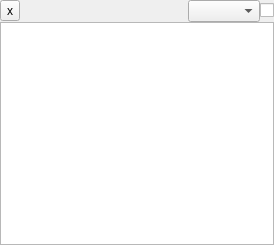
Before: the Qt Designer form entrywidget.ui in ChrisPenner/scratch, drawn with Qt 5.
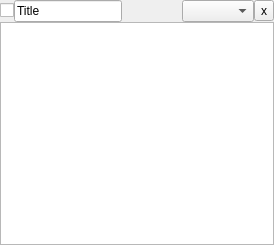
After: the same form once the commit is applied.

```diff
--- a/entrywidget.ui
+++ b/entrywidget.ui
@@ -23,9 +23,25 @@
    <item>
     <layout class="QHBoxLayout" name="horizontalLayout">
      <item>
-      <widget class="QToolButton" name="btn_Delete">
+      <widget class="QCheckBox" name="selectBox">
+       <property name="sizePolicy">
+        <sizepolicy hsizetype="Maximum" vsizetype="Fixed">
+         <horstretch>0</horstretch>
+         <verstretch>0</verstretch>
+        </sizepolicy>
+       </property>
+       <property name="layoutDirection">
+        <enum>Qt::RightToLeft</enum>
+       </property>
        <property name="text">
-        <string>x</string>
+        <string/>
+       </property>
+      </widget>
+     </item>
+     <item>
+      <widget class="QLineEdit" name="lineEdit">
+       <property name="text">
+        <string>Title</string>
        </property>
       </widget>
      </item>
@@ -50,18 +66,9 @@
       </widget>
      </item>
      <item>
-      <widget class="QCheckBox" name="selectBox">
-       <property name="sizePolicy">
-        <sizepolicy hsizetype="Maximum" vsizetype="Fixed">
-         <horstretch>0</horstretch>
-         <verstretch>0</verstretch>
-        </sizepolicy>
-       </property>
-       <property name="layoutDirection">
-        <enum>Qt::RightToLeft</enum>
-       </property>
+      <widget class="QToolButton" name="btnDelete">
        <property name="text">
-        <string/>
+        <string>x</string>
        </property>
       </widget>
      </item>
```
